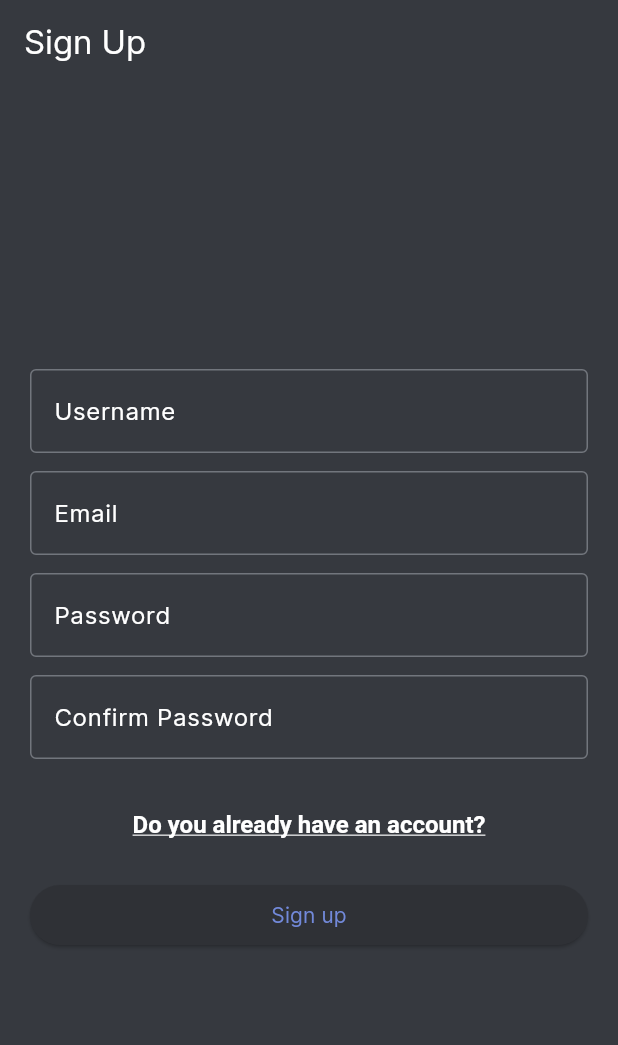
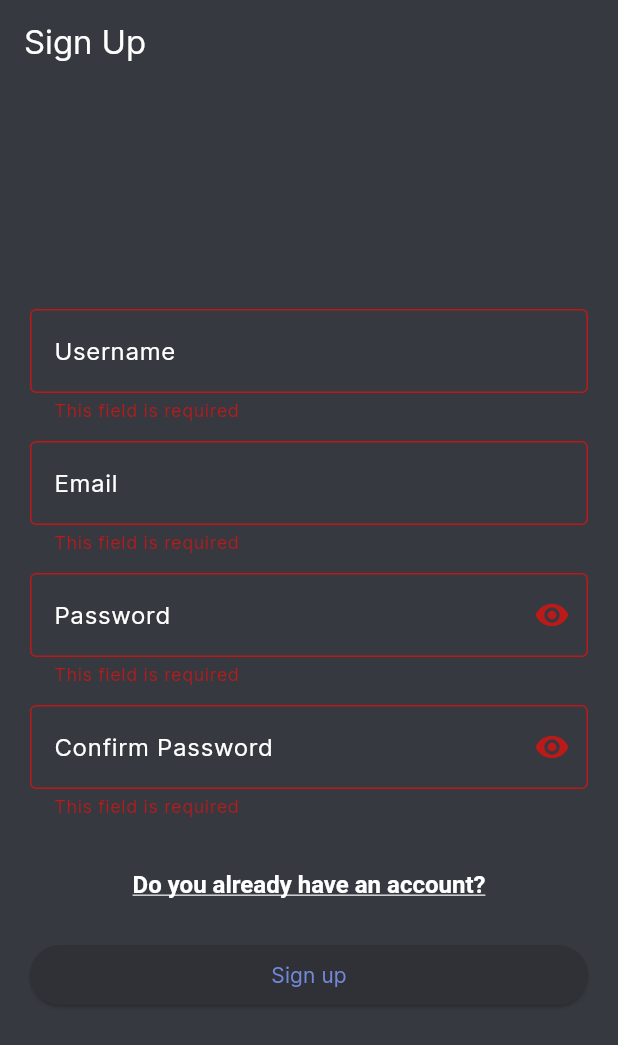
Before and after one commit to AngelovanOsch1/Mini-Discord, a Flutter app: the screen it shows after launch, after a tap on "Sign up", on a phone screen of 412 x 824 dp. Shown: the top 1045 px of the screen. Run offline on Flutter 3.47's test engine with Material 3 defaults, Android fonts, the phone set to English and light mode, and no system bars; our stand-ins replace flutter_secure_storage.

Commit message:
somewhat done with login and signup logic and UI only validators left to go

```diff
--- a/lib/screens/signup.dart
+++ b/lib/screens/signup.dart
@@ -1,7 +1,9 @@
 import 'dart:convert';
 
+import 'package:chat_app/screens/home.dart';
 import 'package:chat_app/screens/login.dart';
 import 'package:flutter/material.dart';
+import 'package:flutter_secure_storage/flutter_secure_storage.dart';
 import 'package:http/http.dart' as http;
 
 class SignupScreen extends StatefulWidget {
@@ -16,6 +18,20 @@ class SignupScreenState extends State<SignupScreen> {
   final TextEditingController _emailController = TextEditingController();
   final TextEditingController _passwordController = TextEditingController();
   final TextEditingController _confirmPasswordController = TextEditingController();
+  final GlobalKey<FormState> _formKey = GlobalKey<FormState>();
+  final _storage = const FlutterSecureStorage();
+
+  bool _passwordVisible = true;
+  bool _confirmPasswordVisible = true;
+
+  @override
+  void dispose() {
+    _usernameController.dispose();
+    _emailController.dispose();
+    _passwordController.dispose();
+    _confirmPasswordController.dispose();
+    super.dispose();
+  }
 
   @override
   Widget build(BuildContext context) {
@@ -28,42 +44,88 @@ class SignupScreenState extends State<SignupScreen> {
           padding: const EdgeInsets.all(20.0),
           child: ConstrainedBox(
             constraints: const BoxConstraints(maxWidth: 600),
+            child: Form(
+              key: _formKey,
               child: Column(
                 crossAxisAlignment: CrossAxisAlignment.stretch,
                 children: [
-                TextField(
+                  TextFormField(
                     controller: _usernameController,
                     decoration: const InputDecoration(
                       labelText: 'Username',
                       labelStyle: TextStyle(color: Colors.white),
                     ),
+                    validator: (String? value) {
+                      if (value == null || value.isEmpty) {
+                        return 'This field is required';
+                      }
+                      return null;
+                    },
                   ),
                   const SizedBox(height: 12.0),
-                TextField(
+                  TextFormField(
                     controller: _emailController,
                     decoration: const InputDecoration(
                       labelText: 'Email',
                       labelStyle: TextStyle(color: Colors.white),
                     ),
                     keyboardType: TextInputType.emailAddress,
+                    validator: (String? value) {
+                      if (value == null || value.isEmpty) {
+                        return 'This field is required';
+                      }
+                      return null;
+                    },
                   ),
                   const SizedBox(height: 12.0),
-                TextField(
+                  TextFormField(
                     controller: _passwordController,
-                  decoration: const InputDecoration(
+                    decoration: InputDecoration(
                       labelText: 'Password',
-                    labelStyle: TextStyle(color: Colors.white),
+                      labelStyle: const TextStyle(color: Colors.white),
+                      suffixIcon: IconButton(
+                        icon: Icon(_passwordVisible ? Icons.visibility : Icons.visibility_off),
+                        onPressed: () {
+                          setState(
+                            () {
+                              _passwordVisible = !_passwordVisible;
+                            },
+                          );
+                        },
                       ),
-                  obscureText: true,
+                    ),
+                    obscureText: _passwordVisible,
+                    validator: (String? value) {
+                      if (value == null || value.isEmpty) {
+                        return 'This field is required';
+                      }
+                      return null;
+                    },
                   ),
                   const SizedBox(height: 12.0),
-                TextField(
+                  TextFormField(
                     controller: _confirmPasswordController,
-                  decoration: const InputDecoration(
+                    decoration: InputDecoration(
                       labelText: 'Confirm Password',
-                    labelStyle: TextStyle(color: Colors.white),
+                      labelStyle: const TextStyle(color: Colors.white),
+                      suffixIcon: IconButton(
+                        icon: Icon(_confirmPasswordVisible ? Icons.visibility : Icons.visibility_off),
+                        onPressed: () {
+                          setState(
+                            () {
+                              _confirmPasswordVisible = !_confirmPasswordVisible;
+                            },
+                          );
+                        },
                       ),
-                  obscureText: true,
+                    ),
+                    obscureText: _confirmPasswordVisible,
+                    validator: (String? value) {
+                      if (value == null || value.isEmpty) {
+                        return 'This field is required';
+                      }
+                      return null;
+                    },
                   ),
                   const SizedBox(height: 20.0),
                   TextButton(
@@ -102,39 +164,69 @@ class SignupScreenState extends State<SignupScreen> {
             ),
           ),
         ),
+      ),
     );
   }
 
   Future<void> signup() async {
+
+    if (!_formKey.currentState!.validate()) {
+      return;
+    }
+
+    final String username = _usernameController.text.trim();
+    final String email = _usernameController.text.trim();
+    final String password = _passwordController.text.trim();
+    final String confirmPassword = _confirmPasswordController.text.trim();
+
+    if (password != confirmPassword) {
+      ScaffoldMessenger.of(context).showSnackBar(
+        const SnackBar(
+          content: Text('Passwords do not match'),
+        ),
+      );
+      return;
+    }
+
+    try {
       final url = Uri.parse('http://localhost:8080/signup');
 
-  // Prepare data to send as JSON
       final signupData = jsonEncode({
-    'username': _usernameController.text.trim(),
-    'email': _emailController.text.trim(),
-    'password': _passwordController.text.trim(),
+        'username': username,
+        'email': email,
+        'password': password,
       });
 
-  try {
       final response = await http.post(
         url,
         headers: <String, String>{
           'Content-Type': 'application/json; charset=UTF-8',
         },
-      body: signupData, // Pass the JSON-encoded string here
+        body: signupData,
       );
 
       if (response.statusCode == 200) {
-      print('Signup successful');
-      // Handle successful signup
+        final token = jsonDecode(response.body);
+        await _storage.write(key: 'jwt', value: token);
+        if (context.mounted) {
+          Navigator.push(
+            context,
+            MaterialPageRoute(builder: (context) =>  const Home()),
+          );
+        }
       } else {
-      print('Signup failed with status: ${response.statusCode}');
-      // Handle signup failure
+        if (context.mounted) {
+          ScaffoldMessenger.of(context ).showSnackBar(
+            SnackBar(content: Text('Signup failed: ${response.body}')),
+          );
+        }
       }
     } catch (e) {
-    print('Failed to connect to server: $e');
-    // Handle connection error
+      if (context.mounted) {
+        ScaffoldMessenger.of(context ).showSnackBar(
+          const SnackBar(content: Text('Something went wrong!')),
+        );
       }
     }
-
   }
+}
```
Also changed, not shown: lib/screens/home.dart (added, +15 -0 lines), lib/screens/login.dart (+68 -12 lines). Lines whose indentation alone changed are shown as unchanged.
